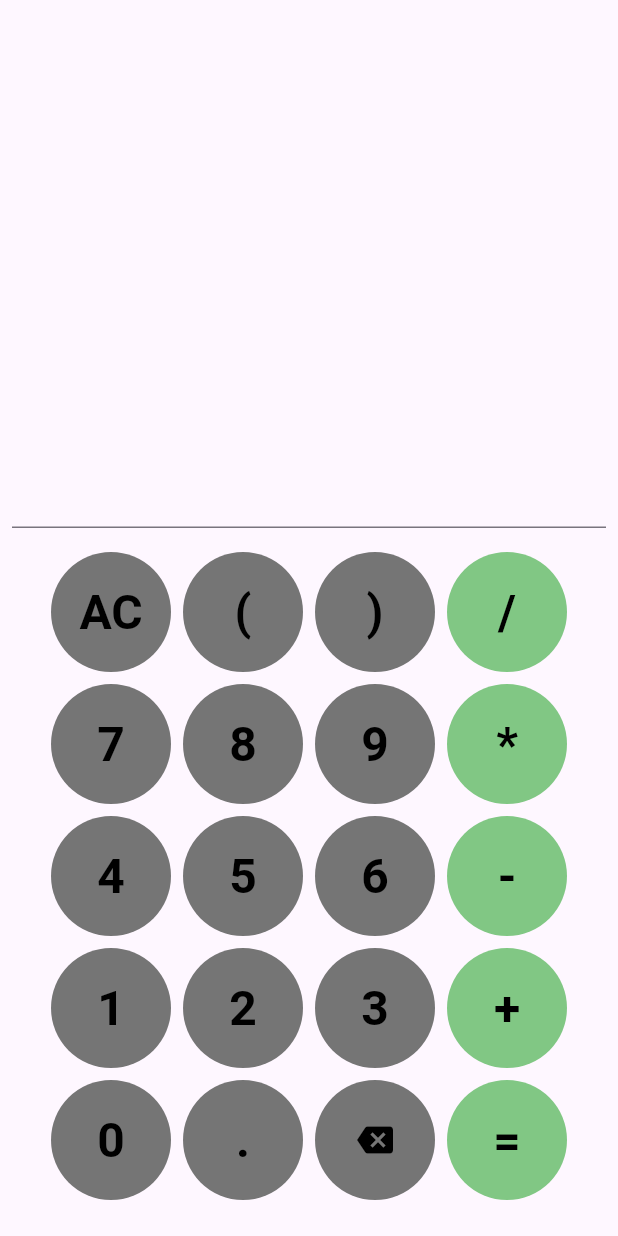
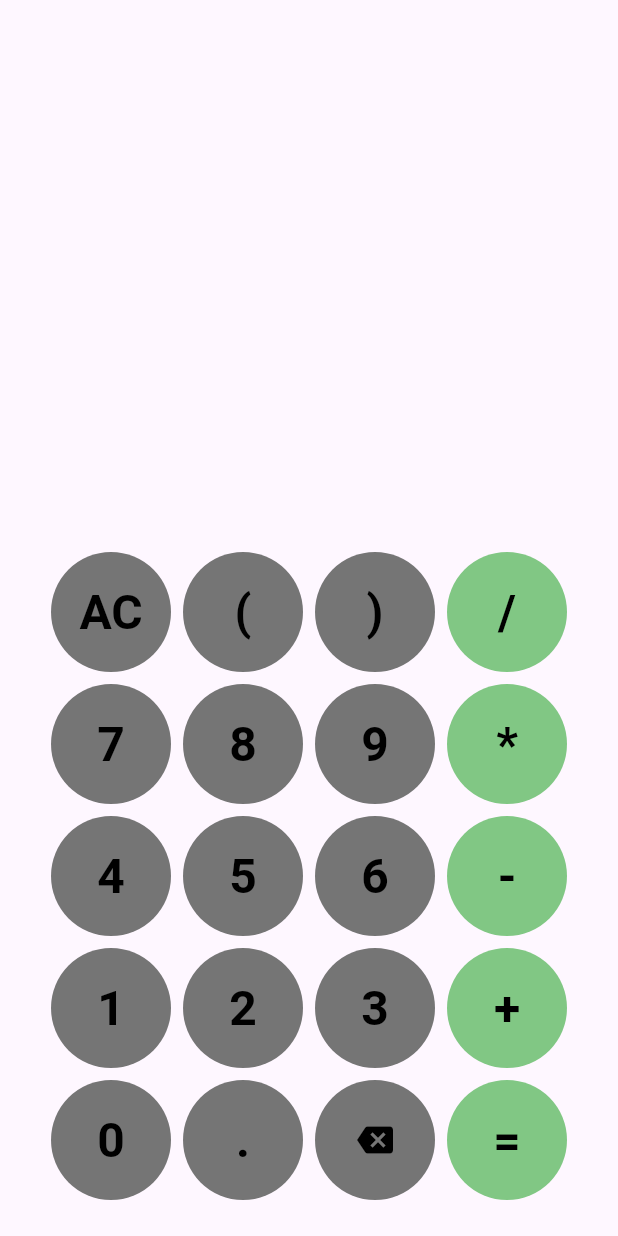
Before and after one commit to LanzoMA/lemur, a Flutter app: the screen it shows after launch, on a phone screen of 412 x 824 dp. Run offline on Flutter 3.47's test engine with Material 3 defaults, Android fonts, the phone set to English and light mode, and no system bars.

Commit message:
updated textfield ui

```diff
--- a/lib/home_page.dart
+++ b/lib/home_page.dart
@@ -26,6 +26,14 @@ class _HomePageState extends State<HomePage> {
                     TextField(
                       controller: controller,
                       readOnly: true,
+                      textAlign: TextAlign.right,
+                      style: const TextStyle(
+                        fontSize: 48,
+                        fontWeight: FontWeight.bold,
+                      ),
+                      decoration: const InputDecoration(
+                        border: InputBorder.none,
+                      ),
                     ),
                   ],
                 ),
```
